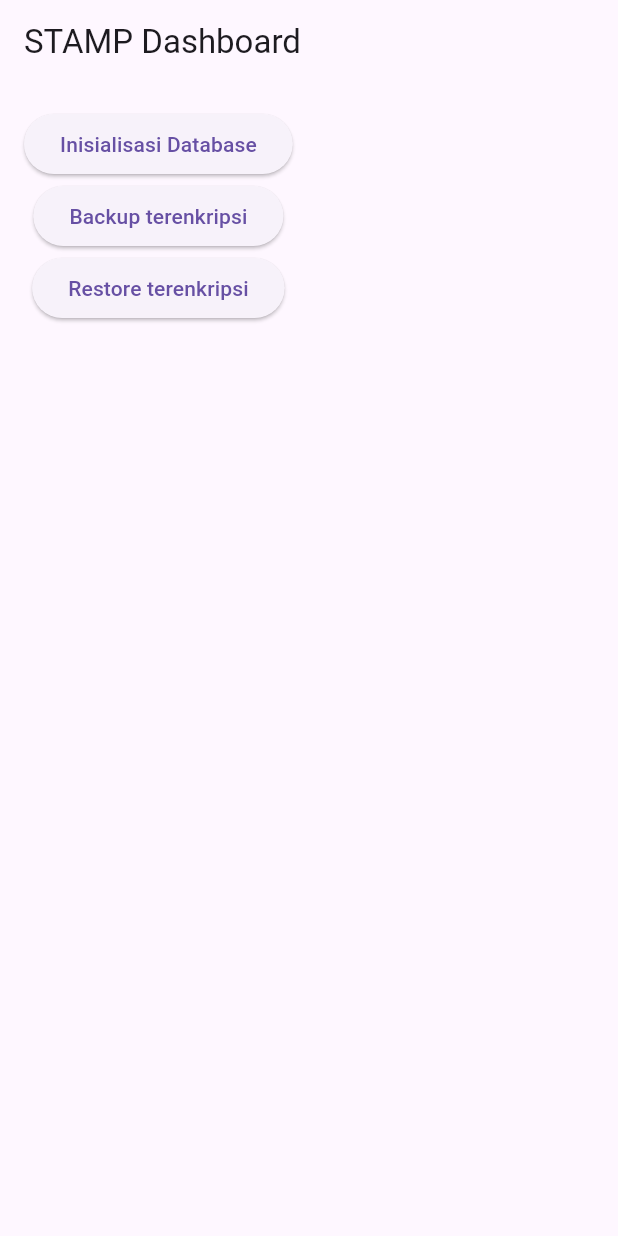
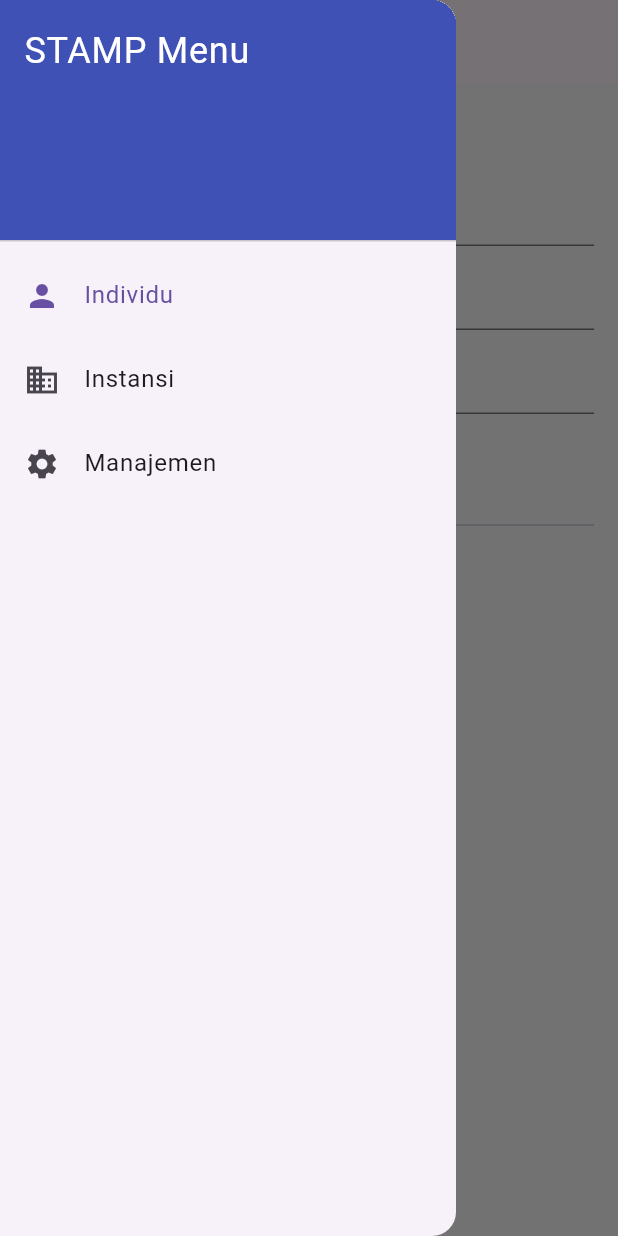
Before and after one commit to irwanphan/stamp-all, a Flutter app: the screen it shows after launch, with the side drawer open (before the commit the screen has no drawer), on a phone screen of 412 x 824 dp. Run offline on Flutter 3.47's test engine with Material 3 defaults, Android fonts, the light colour scheme and no system bars; our stand-ins replace sqflite; accounts and stored records are empty.

Commit message:
Update .flutter-plugins-dependencies and .dart_tool/package_config.json; refactor main.dart to implement new layout with navigation and remove database initialization code.

```diff
--- a/lib/main.dart
+++ b/lib/main.dart
@@ -1,12 +1,8 @@
-// Flutter project starter for STAMP Pertamina Offline Dashboard
-// Includes: SQLite DB, basic navigation, encrypted backup/restore
+// main.dart - Entry point untuk STAMP Pertamina
 
 import 'package:flutter/material.dart';
-import 'package:path_provider/path_provider.dart';
-import 'package:sqflite/sqflite.dart';
-import 'package:path/path.dart';
-import 'dart:io';
-import 'package:encrypt/encrypt.dart' as encrypt;
+import 'screens/individu_page.dart';
+import 'widgets/sidebar.dart';
 
 void main() => runApp(MyApp());
 
@@ -14,112 +10,39 @@ class MyApp extends StatelessWidget {
   @override
   Widget build(BuildContext context) {
     return MaterialApp(
+      debugShowCheckedModeBanner: false,
       title: 'STAMP Dashboard',
-      theme: ThemeData(primarySwatch: Colors.indigo),
-      home: DashboardPage(),
+      theme: ThemeData(
+        primarySwatch: Colors.indigo,
+        scaffoldBackgroundColor: Color(0xFFF8F9FA),
+      ),
+      home: MainLayout(),
     );
   }
 }
 
-class DashboardPage extends StatefulWidget {
+class MainLayout extends StatefulWidget {
   @override
-  _DashboardPageState createState() => _DashboardPageState();
+  _MainLayoutState createState() => _MainLayoutState();
 }
 
-class _DashboardPageState extends State<DashboardPage> {
-  String status = "";
-
-  Future<String> get _dbPath async {
-    final documentsDirectory = await getApplicationDocumentsDirectory();
-    return join(documentsDirectory.path, "stamp.db");
-  }
-
-  Future<void> initDB() async {
-    final path = await _dbPath;
-    final db = await openDatabase(
-      path,
-      version: 1,
-      onCreate: (Database db, int version) async {
-        await db.execute('''
-        CREATE TABLE individu (
-          id INTEGER PRIMARY KEY AUTOINCREMENT,
-          nama TEXT,
-          instansi TEXT,
-          jabatan TEXT
-        )
-        ''');
-        await db.execute('''
-        CREATE TABLE instansi (
-          id INTEGER PRIMARY KEY AUTOINCREMENT,
-          nama TEXT,
-          lokasi TEXT
-        )
-        ''');
-      },
-    );
-    setState(() => status = "Database Initialized at $path");
-  }
-
-  Future<void> backupData(String password) async {
-    final path = await _dbPath;
-    final file = File(path);
-    final dbBytes = await file.readAsBytes();
-
-    final key = encrypt.Key.fromUtf8(password.padRight(32, '0'));
-    final iv = encrypt.IV.fromLength(16);
-    final encrypter = encrypt.Encrypter(encrypt.AES(key));
-    final encrypted = encrypter.encryptBytes(dbBytes, iv: iv);
-
-    final output = await getApplicationDocumentsDirectory();
-    final backupFile = File(join(output.path, 'backup_stamp.enc'));
-    await backupFile.writeAsBytes(encrypted.bytes);
-
-    setState(() => status = "Backup done: ${backupFile.path}");
-  }
-
-  Future<void> restoreData(String password) async {
-    final input = await getApplicationDocumentsDirectory();
-    final backupFile = File(join(input.path, 'backup_stamp.enc'));
-    final encBytes = await backupFile.readAsBytes();
-
-    final key = encrypt.Key.fromUtf8(password.padRight(32, '0'));
-    final iv = encrypt.IV.fromLength(16);
-    final encrypter = encrypt.Encrypter(encrypt.AES(key));
-    final decrypted = encrypter.decryptBytes(
-      encrypt.Encrypted(encBytes),
-      iv: iv,
-    );
-
-    final path = await _dbPath;
-    await File(path).writeAsBytes(decrypted);
-    setState(() => status = "Restore complete.");
-  }
+class _MainLayoutState extends State<MainLayout> {
+  int _selectedIndex = 0;
+  final List<Widget> _pages = [
+    IndividuPage(),
+    Center(child: Text("Instansi - Coming Soon")),
+    Center(child: Text("Manajemen Data - Coming Soon")),
+  ];
 
   @override
   Widget build(BuildContext context) {
     return Scaffold(
       appBar: AppBar(title: Text("STAMP Dashboard")),
-      body: Padding(
-        padding: const EdgeInsets.all(16.0),
-        child: Column(
-          children: [
-            ElevatedButton(
-              onPressed: initDB,
-              child: Text("Inisialisasi Database"),
-            ),
-            ElevatedButton(
-              onPressed: () => backupData("pertamina_secure"),
-              child: Text("Backup terenkripsi"),
-            ),
-            ElevatedButton(
-              onPressed: () => restoreData("pertamina_secure"),
-              child: Text("Restore terenkripsi"),
-            ),
-            SizedBox(height: 20),
-            Text(status, style: TextStyle(color: Colors.grey[700]))
-          ],
-        ),
+      drawer: Sidebar(
+        currentIndex: _selectedIndex,
+        onTap: (index) => setState(() => _selectedIndex = index),
       ),
+      body: _pages[_selectedIndex],
     );
   }
 }
--- /dev/null
+++ b/lib/screens/individu_page.dart
@@ -0,0 +1,125 @@
+// individu_page.dart
+import 'package:flutter/material.dart';
+import 'package:path_provider/path_provider.dart';
+import 'package:sqflite/sqflite.dart';
+import 'package:path/path.dart';
+
+class IndividuPage extends StatefulWidget {
+  @override
+  _IndividuPageState createState() => _IndividuPageState();
+}
+
+class _IndividuPageState extends State<IndividuPage> {
+  late Database db;
+  List<Map<String, dynamic>> individuList = [];
+
+  final TextEditingController namaController = TextEditingController();
+  final TextEditingController instansiController = TextEditingController();
+  final TextEditingController jabatanController = TextEditingController();
+
+  Future<String> get _dbPath async {
+    final dir = await getApplicationDocumentsDirectory();
+    return join(dir.path, "stamp.db");
+  }
+
+  Future<void> initDB() async {
+    final path = await _dbPath;
+    db = await openDatabase(
+      path,
+      version: 1,
+      onCreate: (Database db, int version) async {
+        await db.execute('''
+          CREATE TABLE individu (
+            id INTEGER PRIMARY KEY AUTOINCREMENT,
+            nama TEXT,
+            instansi TEXT,
+            jabatan TEXT
+          )
+        ''');
+      },
+    );
+    loadIndividu();
+  }
+
+  Future<void> loadIndividu() async {
+    individuList = await db.query('individu');
+    setState(() {});
+  }
+
+  Future<void> tambahIndividu() async {
+    await db.insert('individu', {
+      'nama': namaController.text,
+      'instansi': instansiController.text,
+      'jabatan': jabatanController.text,
+    });
+    namaController.clear();
+    instansiController.clear();
+    jabatanController.clear();
+    loadIndividu();
+  }
+
+  Future<void> hapusIndividu(int id) async {
+    await db.delete('individu', where: 'id = ?', whereArgs: [id]);
+    loadIndividu();
+  }
+
+  @override
+  void initState() {
+    super.initState();
+    initDB();
+  }
+
+  @override
+  Widget build(BuildContext context) {
+    return Padding(
+      padding: const EdgeInsets.all(16.0),
+      child: Column(
+        crossAxisAlignment: CrossAxisAlignment.start,
+        children: [
+          Text("Tambah Individu",
+              style: Theme.of(context).textTheme.titleLarge),
+          SizedBox(height: 8),
+          TextField(
+            controller: namaController,
+            decoration: InputDecoration(labelText: 'Nama'),
+          ),
+          TextField(
+            controller: instansiController,
+            decoration: InputDecoration(labelText: 'Instansi'),
+          ),
+          TextField(
+            controller: jabatanController,
+            decoration: InputDecoration(labelText: 'Jabatan'),
+          ),
+          SizedBox(height: 10),
+          ElevatedButton(
+            onPressed: tambahIndividu,
+            child: Text("Simpan Individu"),
+          ),
+          Divider(height: 32),
+          Text("Daftar Individu",
+              style: Theme.of(context).textTheme.titleLarge),
+          Expanded(
+            child: ListView.builder(
+              itemCount: individuList.length,
+              itemBuilder: (context, index) {
+                final item = individuList[index];
+                return Card(
+                  margin: EdgeInsets.symmetric(vertical: 6),
+                  child: ListTile(
+                    title: Text(item['nama']),
+                    subtitle: Text("${item['jabatan']} @ ${item['instansi']}"),
+                    trailing: IconButton(
+                      icon: Icon(Icons.delete, color: Colors.redAccent),
+                      onPressed: () => hapusIndividu(item['id']),
+                    ),
+                  ),
+                );
+              },
+            ),
+          )
+        ],
+      ),
+    );
+  }
+}
--- /dev/null
+++ b/lib/widgets/sidebar.dart
@@ -0,0 +1,59 @@
+// sidebar.dart
+import 'package:flutter/material.dart';
+
+class Sidebar extends StatelessWidget {
+  final int currentIndex;
+  final Function(int) onTap;
+
+  Sidebar({required this.currentIndex, required this.onTap});
+
+  @override
+  Widget build(BuildContext context) {
+    return Drawer(
+      child: ListView(
+        padding: EdgeInsets.zero,
+        children: <Widget>[
+          DrawerHeader(
+            decoration: BoxDecoration(
+              color: Colors.indigo,
+            ),
+            child: Text(
+              'STAMP Menu',
+              style: TextStyle(
+                color: Colors.white,
+                fontSize: 24,
+              ),
+            ),
+          ),
+          ListTile(
+            leading: Icon(Icons.person),
+            title: Text('Individu'),
+            selected: currentIndex == 0,
+            onTap: () {
+              Navigator.pop(context);
+              onTap(0);
+            },
+          ),
+          ListTile(
+            leading: Icon(Icons.business),
+            title: Text('Instansi'),
+            selected: currentIndex == 1,
+            onTap: () {
+              Navigator.pop(context);
+              onTap(1);
+            },
+          ),
+          ListTile(
+            leading: Icon(Icons.settings),
+            title: Text('Manajemen'),
+            selected: currentIndex == 2,
+            onTap: () {
+              Navigator.pop(context);
+              onTap(2);
+            },
+          ),
+        ],
+      ),
+    );
+  }
+}
```
Also changed, not shown: lib/screens/dashboard_page.dart (added), lib/screens/instansi_page.dart (added), lib/screens/manage_page.dart (added), lib/services/db_service.dart (added), 1 other file.
